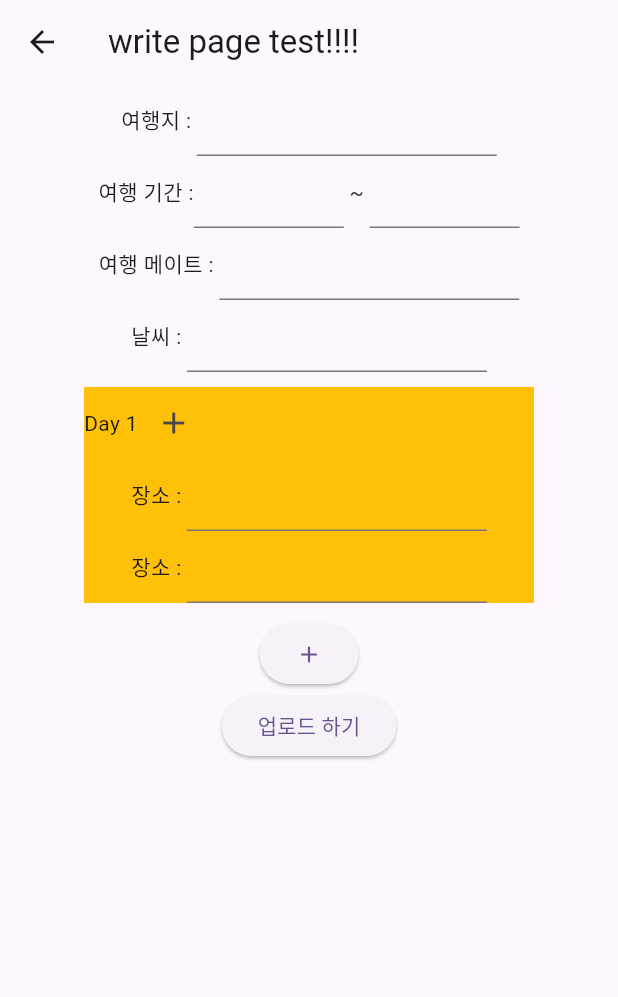
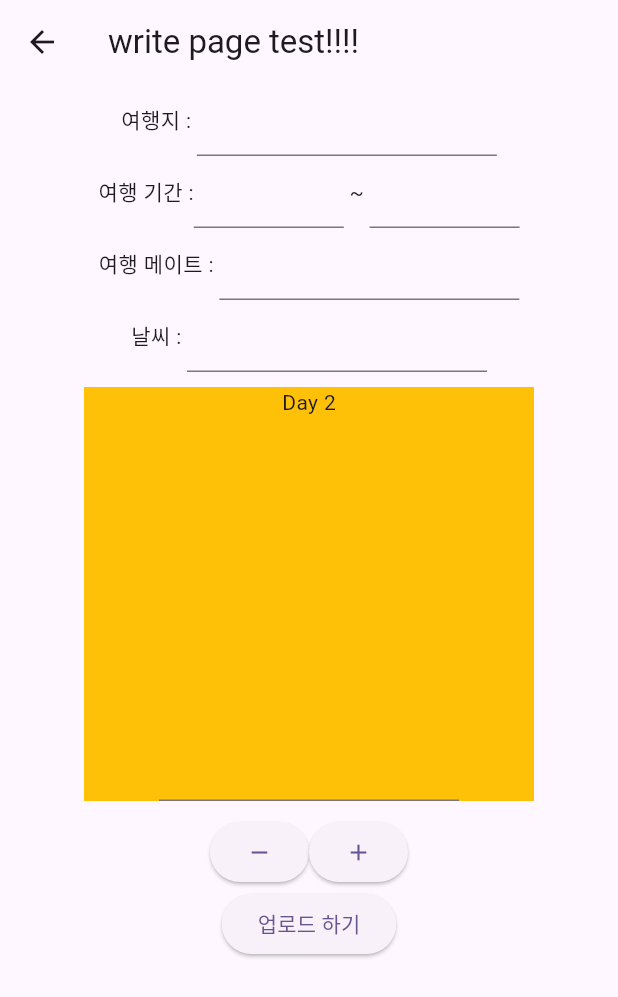
Before and after one commit to likewoody/Tree, a Flutter app: the Write screen opened directly, after a tap on the "add" icon, on a phone screen of 412 x 824 dp. Shown: the top 997 px of the screen. Run offline on Flutter 3.47's test engine with Material 3 defaults, Android fonts, the light colour scheme and no system bars; our stand-ins replace get, get_storage, sqflite; accounts and stored records are empty.

Commit message:
write 페이지 수정

```diff
--- a/tree/lib/view/write/write.dart
+++ b/tree/lib/view/write/write.dart
@@ -1,4 +1,5 @@
 import 'package:flutter/material.dart';
+import 'package:get/get.dart';
 
 class Write extends StatefulWidget {
   const Write({super.key});
@@ -13,9 +14,9 @@ class _WriteState extends State<Write> {
   late TextEditingController day2Controller;
   late TextEditingController travelMateController;
   late TextEditingController weatherController;
-  late List<Widget> travelPlaceList;
-  late List<Widget> travelDayList;
-  int dayCnt = 1;
+  late TextEditingController writeController;
+  late List<String> writeList;
+  late int dayCnt;
 
   @override
   void initState() {
@@ -25,8 +26,36 @@ class _WriteState extends State<Write> {
     day2Controller = TextEditingController();
     travelMateController = TextEditingController();
     weatherController = TextEditingController();
-    travelPlaceList = [];
-    travelDayList = [];
+    writeController = TextEditingController();
+    dayCnt = 0;
+    writeList = [""];
+  }
+
+  Widget dayWidget() {
+    return Padding(
+      padding: const EdgeInsets.all(10),
+      child: Container(
+        width: 300,
+        color: Colors.amber,
+        child: Column(
+          children: [
+            Text("Day ${dayCnt + 1}"),
+            Row(
+              mainAxisAlignment: MainAxisAlignment.center,
+              children: [
+                Container(
+                  width: 200,
+                  child: TextField(
+                    controller: writeController,
+                    maxLines: 10,
+                  ),
+                ),
+              ],
+            ),
+          ],
+        ),
+      ),
+    );
   }
 
   @override
@@ -98,50 +127,41 @@ class _WriteState extends State<Write> {
                   ),
                 ],
               ),
-              Padding(
-                padding: const EdgeInsets.all(10),
-                child: Container(
-                  width: 300,
-                  color: Colors.amber,
-                  child: Column(
-                    children: [
-                      Row(
-                        children: [
-                          Text("Day $dayCnt"),
-                          IconButton(
-                              onPressed: () {
-                                addPlaceWidget();
-                              },
-                              icon: Icon(Icons.add))
-                        ],
-                      ),
+              dayWidget(),
               Row(
                 mainAxisAlignment: MainAxisAlignment.center,
                 children: [
-                          const Text("장소 : "),
-                          Container(
-                            width: 200,
-                            child: TextField(),
-                          ),
+                  ElevatedButton(
+                      onPressed: () {
+                        if (dayCnt > 0) {
+                          saveCurrentDayText();
+                          dayCnt--;
+                          writeController.text = writeList[dayCnt];
+                        } else {
+                          Get.defaultDialog(title: "여행 첫날입니다.");
+                        }
+                        setState(() {});
+                      },
+                      child: Icon(Icons.remove)),
+                  ElevatedButton(
+                      onPressed: () {
+                        saveCurrentDayText();
+                        dayCnt++;
+                        if (writeList.length <= dayCnt) {
+                          writeList.add("");
+                        }
+                        writeController.text = writeList[dayCnt];
+                        setState(() {});
+                      },
+                      child: Icon(Icons.add)),
                 ],
-                      ),
-                      Column(
-                        children: travelPlaceList,
-                      )
-                    ],
-                  ),
-                ),
-              ),
-              Column(
-                children: travelDayList,
               ),
               ElevatedButton(
                 onPressed: () {
-                    addDayWidget();
+                  saveCurrentDayText();
+                  print(writeList);
+                  Get.back();
                 },
-                  child: Icon(Icons.add)),
-              ElevatedButton(
-                onPressed: () {},
                 child: Text("업로드 하기"),
               )
             ],
@@ -151,60 +171,11 @@ class _WriteState extends State<Write> {
     );
   }
 
-  addPlaceWidget() {
-    travelPlaceList.add(
-      Row(
-        mainAxisAlignment: MainAxisAlignment.center,
-        children: [
-          Text("장소 : "),
-          Container(
-            width: 200,
-            child: TextField(),
-          ),
-        ],
-      ),
-    );
-    setState(() {});
-  }
-
-  addDayWidget() {
-    travelPlaceList = [];
-    travelDayList.add(
-      Padding(
-        padding: const EdgeInsets.all(10),
-        child: Container(
-          width: 300,
-          color: Colors.amber,
-          child: Column(
-            children: [
-              Row(
-                children: [
-                  Text("Day ${dayCnt}"),
-                  IconButton(
-                      onPressed: () {
-                        addPlaceWidget();
-                      },
-                      icon: Icon(Icons.add))
-                ],
-              ),
-              Row(
-                mainAxisAlignment: MainAxisAlignment.center,
-                children: [
-                  Text("장소 : "),
-                  Container(
-                    width: 200,
-                    child: TextField(),
-                  ),
-                ],
-              ),
-              Column(
-                children: travelPlaceList,
-              ),
-            ],
-          ),
-        ),
-      ),
-    );
-    setState(() {});
+  saveCurrentDayText() {
+    if (writeList.length > dayCnt) {
+      writeList[dayCnt] = writeController.text;
+    } else {
+      writeList.add(writeController.text);
     }
   }
+}
```
Lines whose indentation alone changed are shown as unchanged.
